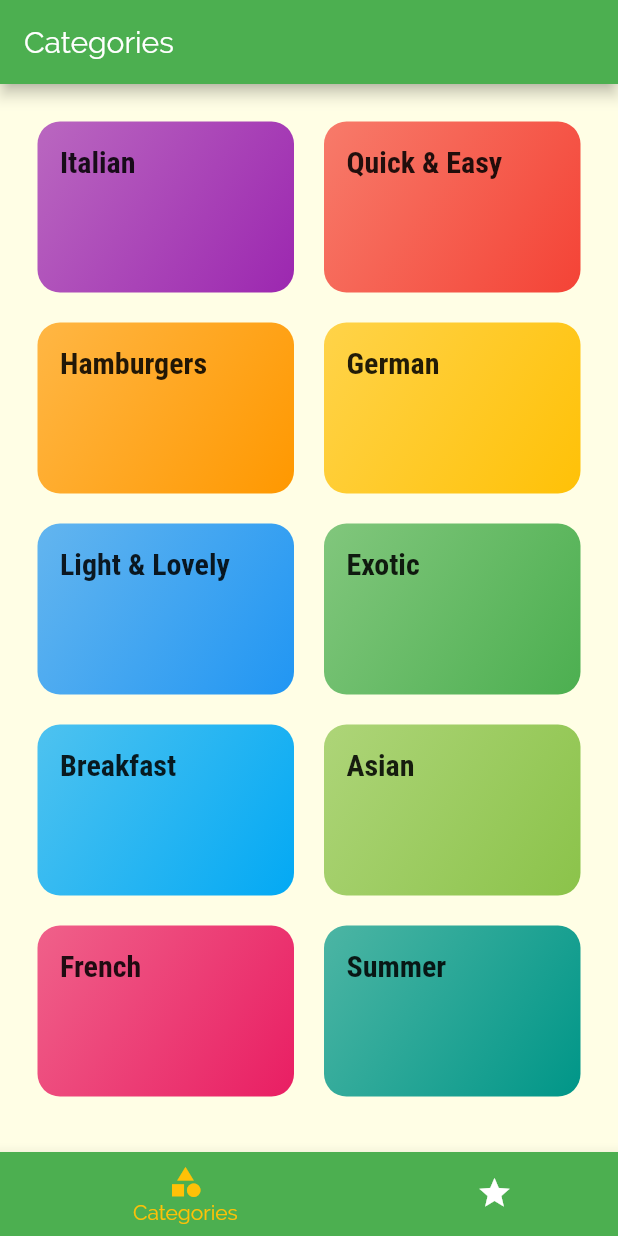
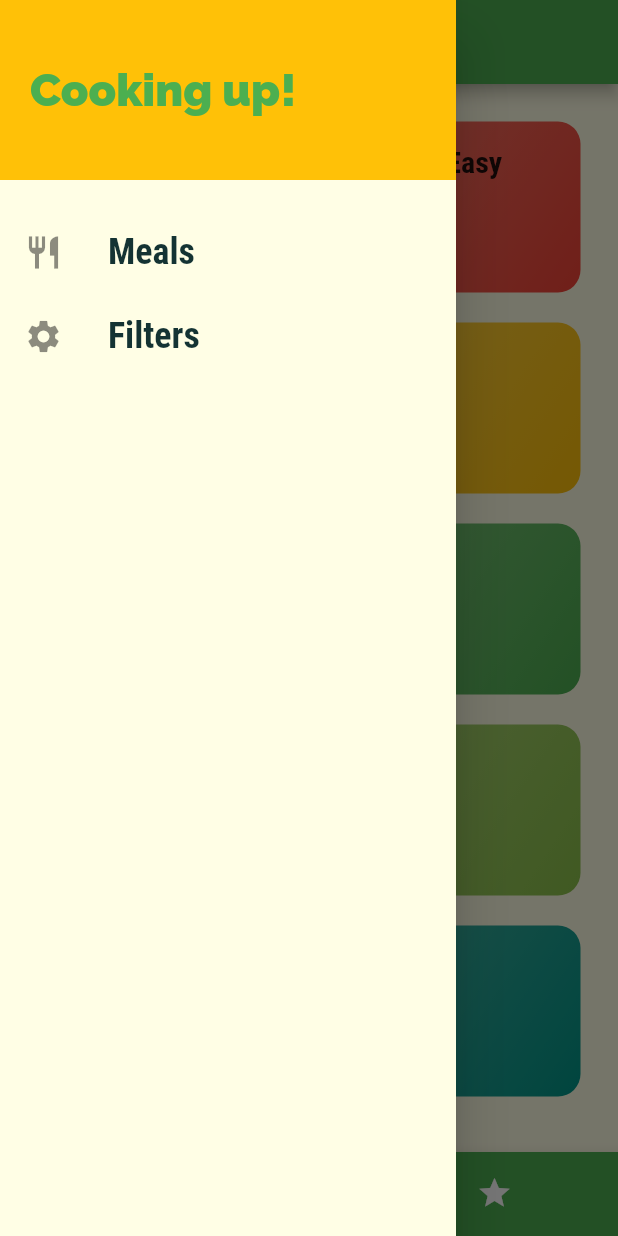
Before and after one commit to SavvyChap/meals_app, a Flutter app: the screen it shows after launch, with the side drawer open (before the commit the screen has no drawer), on a phone screen of 412 x 824 dp. Run offline on Flutter 3.47's test engine with Material 2 defaults, Android fonts, the phone set to English and light mode, and no system bars.

Commit message:
Added drawer to app bar.

```diff
--- a/lib/main.dart
+++ b/lib/main.dart
@@ -4,6 +4,8 @@ import './screens/catagory_meals_screen.dart';
 import './screens/categories_screen.dart';
 import './screens/meal_detail_screen.dart';
 import './screens/tabs_screen.dart';
+import './screens/filters_screen.dart';
+import './screens/favorites_screen.dart';
 
 void main() => runApp(MyApp());
 
@@ -37,6 +39,8 @@ class MyApp extends StatelessWidget {
         '/': (ctx) => TabScreen(),
         CategoryMealsScreen.routeName: (ctx) => CategoryMealsScreen(),
         MealDetailScreen.routeName: (ctx) => MealDetailScreen(),
+        FilterScreen.routeName: (ctx) => FilterScreen(),
+        FavoritesScreen.routeName: (ctx) => FavoritesScreen(),
       },
 //      onGenerateRoute: (settings) {
 //        print(settings.arguments);
--- a/lib/screens/favorites_screen.dart
+++ b/lib/screens/favorites_screen.dart
@@ -1,6 +1,7 @@
 import 'package:flutter/material.dart';
 
 class FavoritesScreen extends StatelessWidget {
+  static const routeName = '/favorites';
   @override
   Widget build(BuildContext context) {
     return Center(
--- /dev/null
+++ b/lib/screens/filters_screen.dart
@@ -0,0 +1,14 @@
+import 'package:flutter/material.dart';
+
+class FilterScreen extends StatelessWidget {
+  static const routeName = '/filters';
+
+  @override
+  Widget build(BuildContext context) {
+    return Scaffold(
+      body: Center(
+        child: Text('Filters Screen'),
+      ),
+    );
+  }
+}
--- a/lib/screens/tabs_screen.dart
+++ b/lib/screens/tabs_screen.dart
@@ -2,6 +2,7 @@ import 'package:flutter/material.dart';
 
 import './categories_screen.dart';
 import './favorites_screen.dart';
+import '../widgets/drawer_main.dart';
 
 class TabScreen extends StatefulWidget {
   @override
@@ -28,6 +29,7 @@ class _TabScreenState extends State<TabScreen> {
         appBar: AppBar(
           title: Text(_pages[_selectedPageIndex]['title']),
         ),
+        drawer: MainDrawer(),
         body: _pages[_selectedPageIndex]['page'],
       bottomNavigationBar: BottomNavigationBar(
         onTap: _selectPage,
--- /dev/null
+++ b/lib/widgets/drawer_main.dart
@@ -0,0 +1,52 @@
+import 'package:flutter/material.dart';
+
+import '../screens/filters_screen.dart';
+
+class MainDrawer extends StatelessWidget {
+  Widget buildListTile(String title, IconData icon, Function tapHandler) {
+    return ListTile(
+      leading: Icon(
+        icon,
+        size: 26,
+      ),
+      title: Text(
+        title,
+        style: TextStyle(
+          fontFamily: 'RobotoCondensed',
+          fontSize: 24,
+          fontWeight: FontWeight.bold,
+        ),
+      ),
+      onTap: tapHandler,
+    );
+  }
+
+  @override
+  Widget build(BuildContext context) {
+    return Drawer(
+      child: Column(children: <Widget>[
+        Container(
+          height: 120,
+            width: double.infinity,
+          padding: EdgeInsets.all(20),
+          alignment: Alignment.centerLeft,
+          color: Theme.of(context).accentColor,
+          child: Text('Cooking up!', style: TextStyle(
+            fontWeight: FontWeight.w900,
+            fontSize: 30,
+            color: Theme.of(context).primaryColor,
+          ),),
+        ),
+        SizedBox(
+          height: 20,
+        ),
+        buildListTile('Meals', Icons.restaurant, () {
+          Navigator.of(context).pushNamed('/');
+        }),
+        buildListTile('Filters', Icons.settings, () {
+          Navigator.of(context).pushNamed(FilterScreen.routeName);
+        }),
+      ],),
+    );
+  }
+}
```
